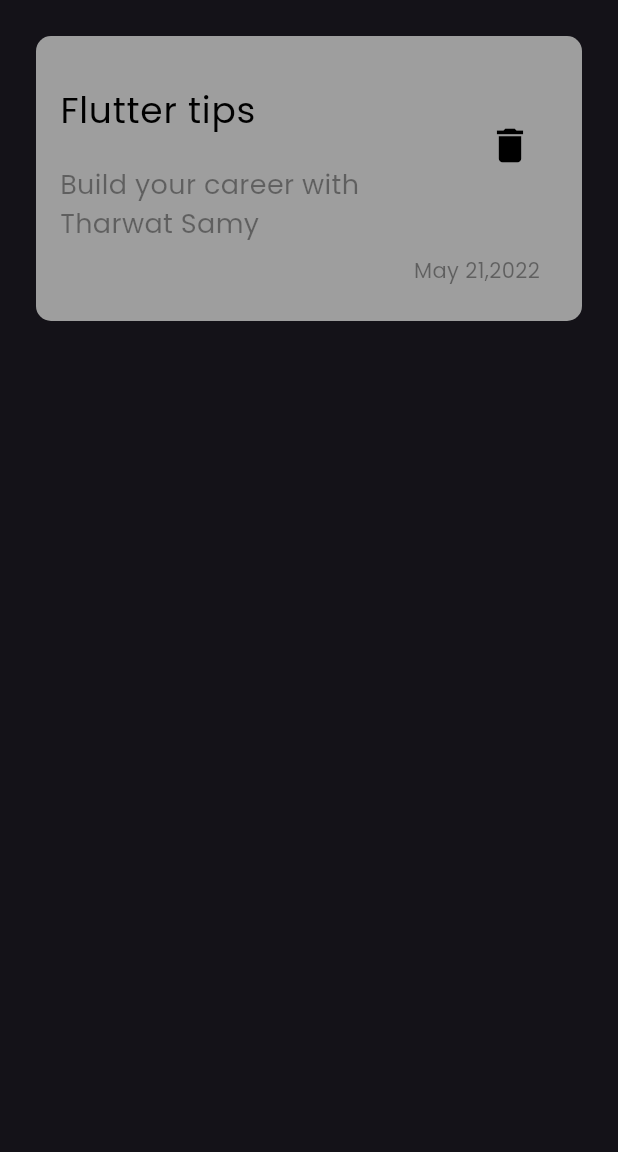
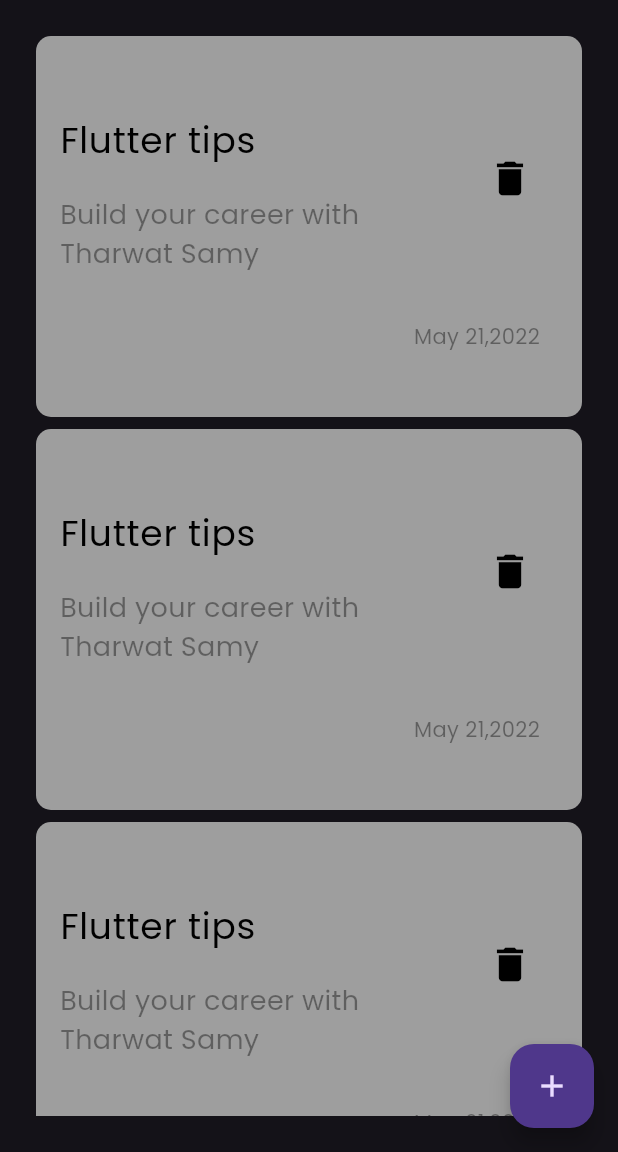
Before and after one commit to AhmeddElshiekh/notes_app, a Flutter app: the screen it shows after launch, on a phone screen of 412 x 824 dp, the part 84-1236 px from its top. Run offline on Flutter 3.47's test engine with Material 2 defaults, Android fonts, the phone set to English and light mode, and no system bars.

Commit message:
Add Floating action button and list view

```diff
--- a/lib/screens/notes_screen.dart
+++ b/lib/screens/notes_screen.dart
@@ -1,5 +1,7 @@
 import 'package:flutter/material.dart';
-import 'package:note_app/widgets/note_item.dart';
+import 'package:note_app/widgets/action_appBar.dart';
+
+import '../widgets/note_list_view.dart';
 
 class NotesScreen extends StatelessWidget {
   const NotesScreen({super.key});
@@ -16,26 +18,16 @@ class NotesScreen extends StatelessWidget {
             fontSize: 30
           ),),
         ),
-        actions: [
-          Padding(
-            padding: const EdgeInsetsDirectional.only(end: 24),
-            child: Container(
-              height: 45,
-               width: 45,
-               decoration: BoxDecoration(
-                 borderRadius: BorderRadiusDirectional.circular(10),
-                 color: Colors.grey.withOpacity(.3)
-               ),
-              child: const Icon(Icons.search,size: 28,),
-            ),
-          )
+        actions: const [
+         ActionAppBar()
         ],
       ),
       body:  const Column(
         children: [
-         NoteItem()
+         Expanded(child: NotesListView())
         ],
       ),
+      floatingActionButton: FloatingActionButton(onPressed: (){}, child: const Icon(Icons.add)),
     );
   }
 }
--- /dev/null
+++ b/lib/widgets/action_appBar.dart
@@ -0,0 +1,21 @@
+import 'package:flutter/material.dart';
+
+class ActionAppBar extends StatelessWidget {
+  const ActionAppBar({super.key});
+
+  @override
+  Widget build(BuildContext context) {
+    return   Padding(
+      padding: const EdgeInsetsDirectional.only(end: 24),
+      child: Container(
+        height: 45,
+        width: 45,
+        decoration: BoxDecoration(
+            borderRadius: BorderRadiusDirectional.circular(10),
+            color: Colors.grey.withOpacity(.3)
+        ),
+        child: const Icon(Icons.search,size: 28,),
+      ),
+    );
+  }
+}
--- a/lib/widgets/note_item.dart
+++ b/lib/widgets/note_item.dart
@@ -6,7 +6,7 @@ class NoteItem extends StatelessWidget {
   @override
   Widget build(BuildContext context) {
     return  Padding(
-      padding: const EdgeInsets.all(24.0),
+      padding: const EdgeInsetsDirectional.only(bottom: 8),
       child: Container(
         decoration: BoxDecoration(
           borderRadius: BorderRadiusDirectional.circular(10),
@@ -18,14 +18,14 @@ class NoteItem extends StatelessWidget {
           children: [
             ListTile(
               title: const Padding(
-                padding: EdgeInsetsDirectional.only(top: 24),
+                padding: EdgeInsetsDirectional.only(top: 44),
                 child: Text('Flutter tips',style: TextStyle(
                     fontSize: 24,
                     color: Colors.black
                 ),),
               ),
               subtitle:  Padding(
-                padding:const EdgeInsetsDirectional.only(top: 18,end: 24),
+                padding:const EdgeInsetsDirectional.only(top: 18,bottom: 24,),
                 child: Text('Build your career with Tharwat Samy',style: TextStyle(
                     fontSize: 18,
                     color: Colors.black.withOpacity(.4)
@@ -34,7 +34,7 @@ class NoteItem extends StatelessWidget {
               trailing: IconButton(onPressed: (){}, icon: const Icon(Icons.delete,size: 30,color: Colors.black,)),
             ),
             Padding(
-              padding: const EdgeInsetsDirectional.only(bottom: 24,end: 28),
+              padding: const EdgeInsetsDirectional.only(bottom: 44,end: 28),
               child: Text('May 21,2022',style: TextStyle(color: Colors.black.withOpacity(.4)),),
             ),
           ],
--- /dev/null
+++ b/lib/widgets/note_list_view.dart
@@ -0,0 +1,18 @@
+import 'package:flutter/material.dart';
+
+import 'note_item.dart';
+
+class NotesListView extends StatelessWidget {
+  const NotesListView({super.key});
+
+  @override
+  Widget build(BuildContext context) {
+    return Padding(
+      padding: const EdgeInsets.all(24.0),
+      child: ListView.builder(
+        physics: const BouncingScrollPhysics(),
+        padding: EdgeInsets.zero,
+        itemBuilder: (context, index) => const NoteItem(), ),
+    );
+  }
+}
```
